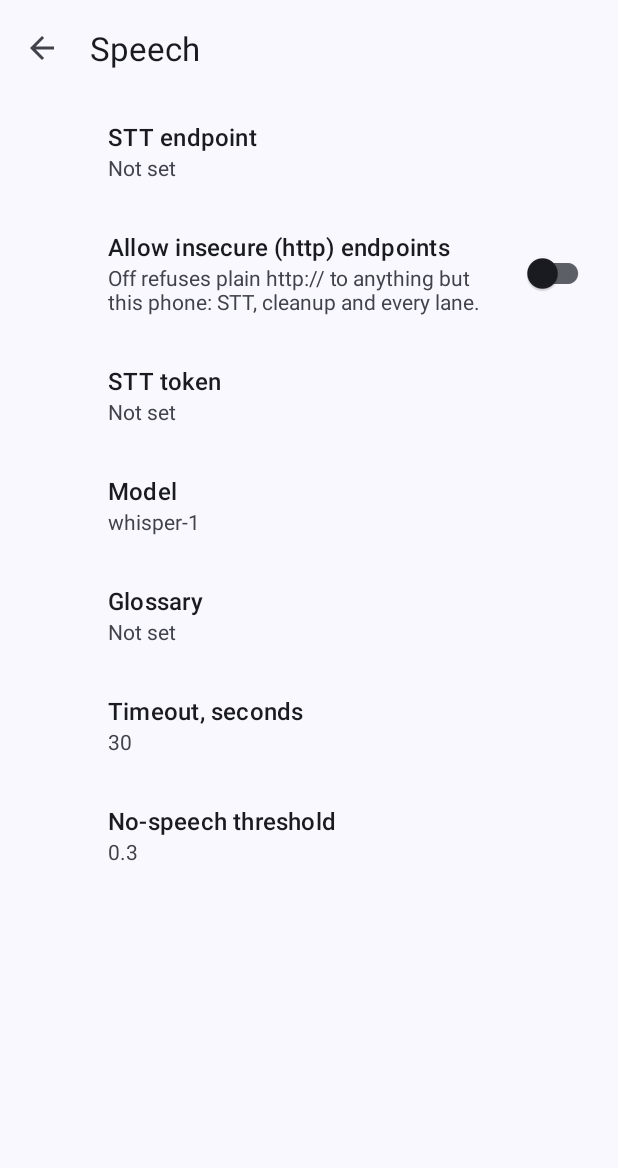
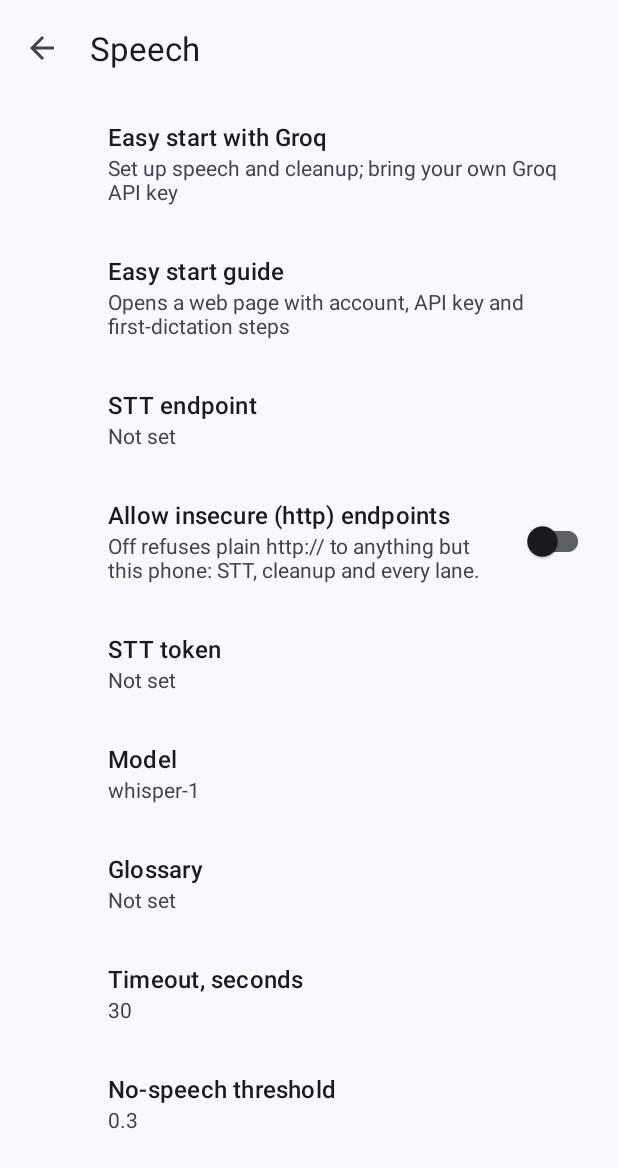
Before and after one commit to iteramen/voxdroid, an Android app: the screen it shows after launch (SectionActivity), after a tap on an icon or button, on a phone screen of 412 x 824 dp. Shown: the top 1168 px of the screen. Run offline under Robolectric (Android 15) with nearby library versions, the phone set to English and light mode, and no system bars; our stand-ins replace androidx.preference; 10 statements that could not run were skipped; 1 other tap on this screen came first.

Commit message:
Add an explicit Groq Easy start preset and setup guide (#77)
* Add explicit Groq easy-start preset and setup guide

* Record delivery progress and hosted-provider disclosure scope

* Use published destinations for setup guide links

```diff
--- a/app/src/main/res/values/strings.xml
+++ b/app/src/main/res/values/strings.xml
@@ -183,4 +183,13 @@
     <string name="caption_delete_confirm">Remove every remembered voice-message caption? Your messaging apps and their audio are unchanged.</string>
     <string name="caption_storage_failed">Caption storage could not be updated. Try again.</string>
     <string name="section_privacy_summary">Opens the privacy policy web page</string>
+    <string name="easy_start_title">Easy start with Groq</string>
+    <string name="easy_start_summary">Set up speech and cleanup; bring your own Groq API key</string>
+    <string name="easy_start_confirm">Use Groq for speech and cleanup?\n\nYour recordings and glossary will go to api.groq.com; transcripts will also go there for cleanup. Groq is a third-party service with its own terms, data policy and usage limits.\n\nThis replaces the speech and cleanup endpoints/models, enables cleanup, and clears both old tokens. You must paste your Groq key into Speech → STT token and Cleanup → Cleanup token.\n\nCustom language servers and their own tokens stay configured and can still receive audio. Sharing the speech token with those servers is turned off. Read aloud and other settings stay unchanged. Export a backup first if you want to keep the old setup.</string>
+    <string name="easy_start_apply">Use Groq</string>
+    <string name="easy_start_applied">Preset applied. Paste your Groq key into both Speech → STT token and Cleanup → Cleanup token. See the Easy start guide for steps.</string>
+    <string name="easy_start_failed">Setup could not be saved. Check your settings and try again.</string>
+    <string name="easy_start_guide_title">Easy start guide</string>
+    <string name="easy_start_guide_summary">Opens a web page with account, API key and first-dictation steps</string>
+    <string name="easy_start_no_browser">No browser is available to open the guide.</string>
 </resources>
--- a/app/src/main/res/xml/section_speech.xml
+++ b/app/src/main/res/xml/section_speech.xml
@@ -1,6 +1,20 @@
 <?xml version="1.0" encoding="utf-8"?>
 <PreferenceScreen xmlns:android="http://schemas.android.com/apk/res/android"
     xmlns:app="http://schemas.android.com/apk/res-auto">
+
+    <Preference
+        android:key="easy_start"
+        android:persistent="false"
+        android:title="@string/easy_start_title"
+        android:summary="@string/easy_start_summary"
+        app:singleLineTitle="false" />
+
+    <Preference
+        android:key="easy_start_guide"
+        android:persistent="false"
+        android:title="@string/easy_start_guide_title"
+        android:summary="@string/easy_start_guide_summary"
+        app:singleLineTitle="false" />
 
     <EditTextPreference
         android:defaultValue=""
```
Also changed, not shown: app/src/main/java/io/github/iteramen/voxdroid/EasyStart.kt (added, +22 -0 lines), app/src/main/java/io/github/iteramen/voxdroid/SectionFragment.kt (+32 -0 lines), 13 other files.
